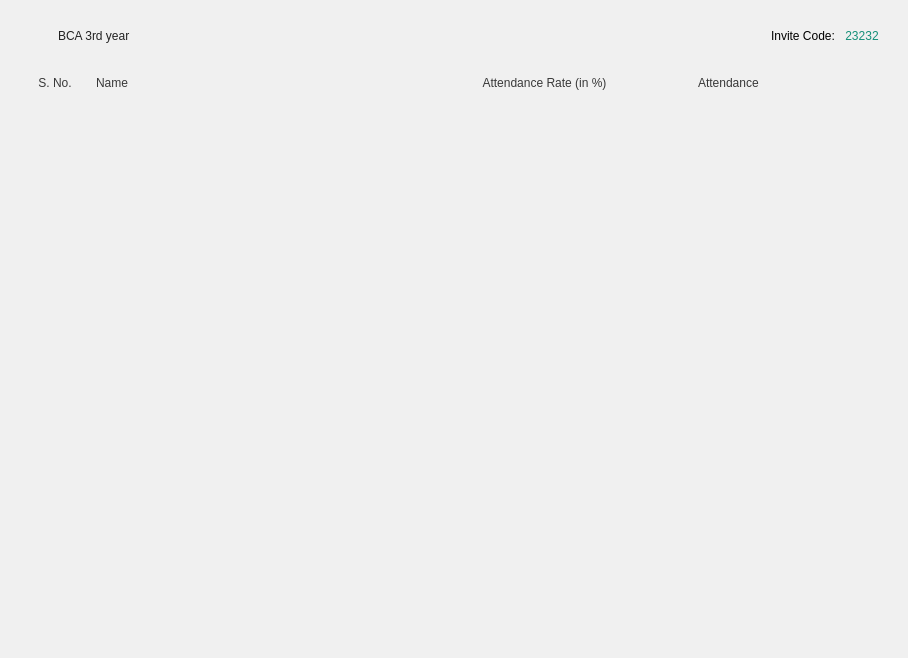
Above: ui/QTFiles/classOpen.ui from fizzycoding/Attendance-Management-System--College before the change. Below: the same form after it.
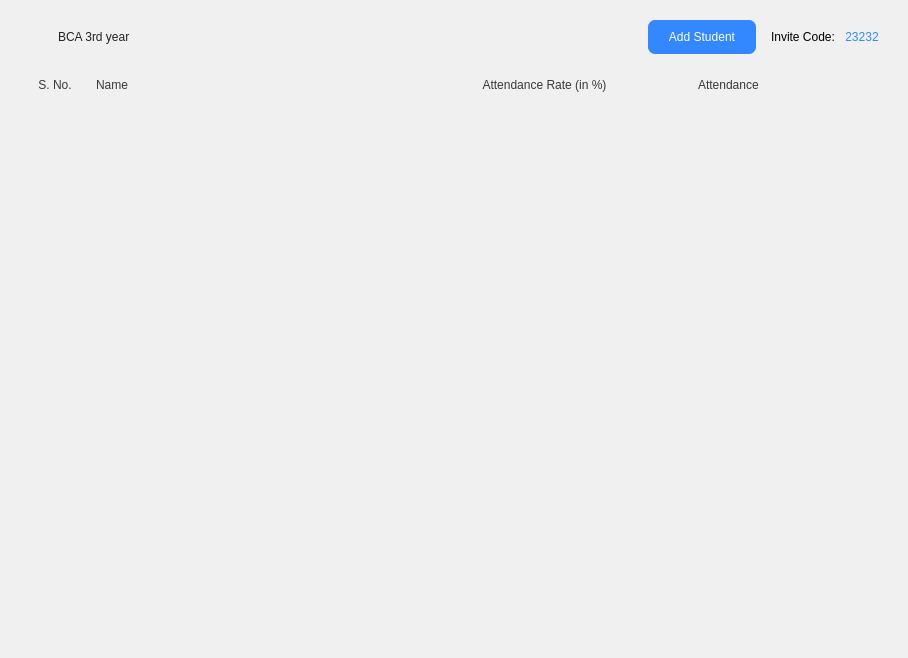
That is the form after the change. Icons and pictures are not drawn.

Diff of the .ui file:
```diff
--- a/ui/QTFiles/classOpen.ui
+++ b/ui/QTFiles/classOpen.ui
@@ -94,6 +94,31 @@
         </property>
        </spacer>
       </item>
+      <item>
+       <widget class="QPushButton" name="add_student_btn">
+        <property name="cursor">
+         <cursorShape>PointingHandCursor</cursorShape>
+        </property>
+        <property name="styleSheet">
+         <string notr="true">#add_student_btn{color: #fff;
+background : #3388FF;
+border: none;
+padding: 10px 20px;
+font: 600 14px &quot;Segoe UI&quot;;
+border-radius: 7px}
+
+#add_student_btn:hover{
+background : #0055FF;}</string>
+        </property>
+        <property name="text">
+         <string>Add Student</string>
+        </property>
+        <property name="icon">
+         <iconset>
+          <normaloff>add.png</normaloff>icons/g</iconset>
+        </property>
+       </widget>
+      </item>
       <item>
        <widget class="QWidget" name="widget_2" native="true">
         <layout class="QHBoxLayout" name="horizontalLayout_3">
@@ -117,7 +142,7 @@
             </sizepolicy>
            </property>
            <property name="styleSheet">
-            <string notr="true">color: #159079;
+            <string notr="true">color: #3388FF;
 border: none;
 font: 700 12pt &quot;Segoe UI&quot;;</string>
            </property>
```
Left out of the diff: 2 changed lines with no effect on the pictures.
